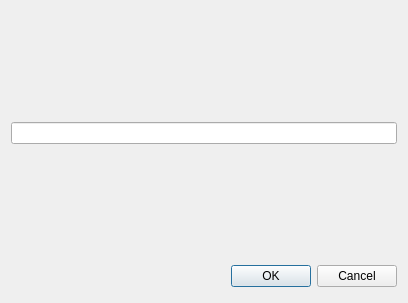
First picture: the form in Client/Client/NameAccepter.ui, repository Gluzix/QTcpChat, before the edit.
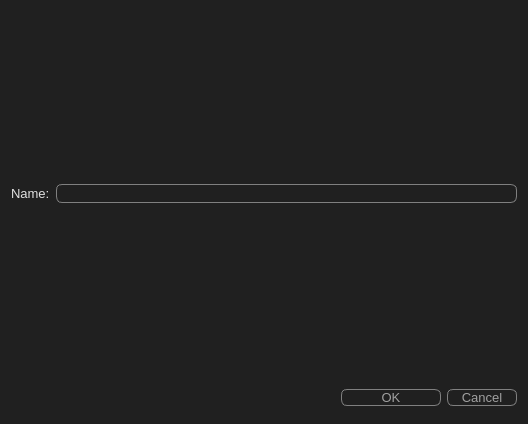
Second picture: the form after the edit.

Commit message: Added new font and icons to the resoursces. Changed way of setting name of the user.

Patch:
```diff
--- a/Client/Client/NameAccepter.ui
+++ b/Client/Client/NameAccepter.ui
@@ -6,31 +6,71 @@
    <rect>
     <x>0</x>
     <y>0</y>
-    <width>408</width>
-    <height>303</height>
+    <width>528</width>
+    <height>424</height>
    </rect>
   </property>
   <property name="windowTitle">
    <string>Dialog</string>
   </property>
+  <property name="styleSheet">
+   <string notr="true">QPushButton{
+color:#A0A0A0;
+border: 1px solid gray;
+border-radius:6px;
+}
+
+
+QObject{
+background-color:#202020;
+font-size:13px;
+}
+
+QLabel{
+color:#E0E0E0;
+}
+
+QLineEdit{
+border:1px solid gray;
+border-radius:6px;
+}
+</string>
+  </property>
   <layout class="QGridLayout" name="gridLayout">
-   <item row="0" column="0">
-    <spacer name="verticalSpacer_2">
-     <property name="orientation">
-      <enum>Qt::Vertical</enum>
-     </property>
-     <property name="sizeHint" stdset="0">
+   <item row="1" column="1">
+    <widget class="QLineEdit" name="nameEdit">
+     <property name="baseSize">
       <size>
-       <width>20</width>
-       <height>104</height>
+       <width>0</width>
+       <height>0</height>
       </size>
      </property>
-    </spacer>
+    </widget>
    </item>
    <item row="1" column="0">
-    <widget class="QLineEdit" name="nameEdit"/>
+    <widget class="QLabel" name="label">
+     <property name="styleSheet">
+      <string notr="true"/>
+     </property>
+     <property name="text">
+      <string>Name:</string>
+     </property>
+    </widget>
    </item>
-   <item row="2" column="0">
+   <item row="0" column="0" colspan="2">
+    <spacer name="verticalSpacer_2">
+     <property name="orientation">
+      <enum>Qt::Vertical</enum>
+     </property>
+     <property name="sizeHint" stdset="0">
+      <size>
+       <width>20</width>
+       <height>104</height>
+      </size>
+     </property>
+    </spacer>
+   </item>
+   <item row="2" column="0" colspan="2">
     <spacer name="verticalSpacer">
      <property name="orientation">
       <enum>Qt::Vertical</enum>
@@ -43,7 +83,7 @@
      </property>
     </spacer>
    </item>
-   <item row="3" column="0">
+   <item row="3" column="0" colspan="2">
     <layout class="QHBoxLayout">
      <property name="spacing">
       <number>6</number>
@@ -75,6 +115,15 @@
      </item>
      <item>
       <widget class="QPushButton" name="okButton">
+       <property name="minimumSize">
+        <size>
+         <width>100</width>
+         <height>0</height>
+        </size>
+       </property>
+       <property name="styleSheet">
+        <string notr="true"/>
+       </property>
        <property name="text">
         <string>OK</string>
        </property>
@@ -82,6 +131,12 @@
      </item>
      <item>
       <widget class="QPushButton" name="cancelButton">
+       <property name="minimumSize">
+        <size>
+         <width>70</width>
+         <height>0</height>
+        </size>
+       </property>
        <property name="text">
         <string>Cancel</string>
        </property>
```
The commit also changes 23 other files.
